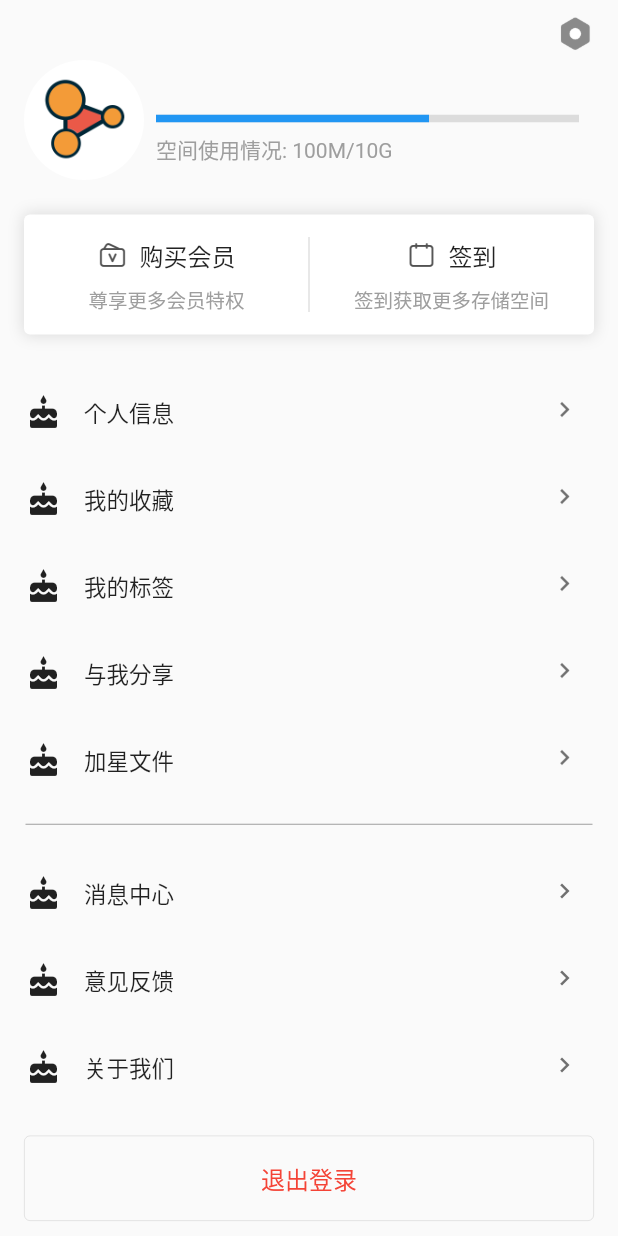
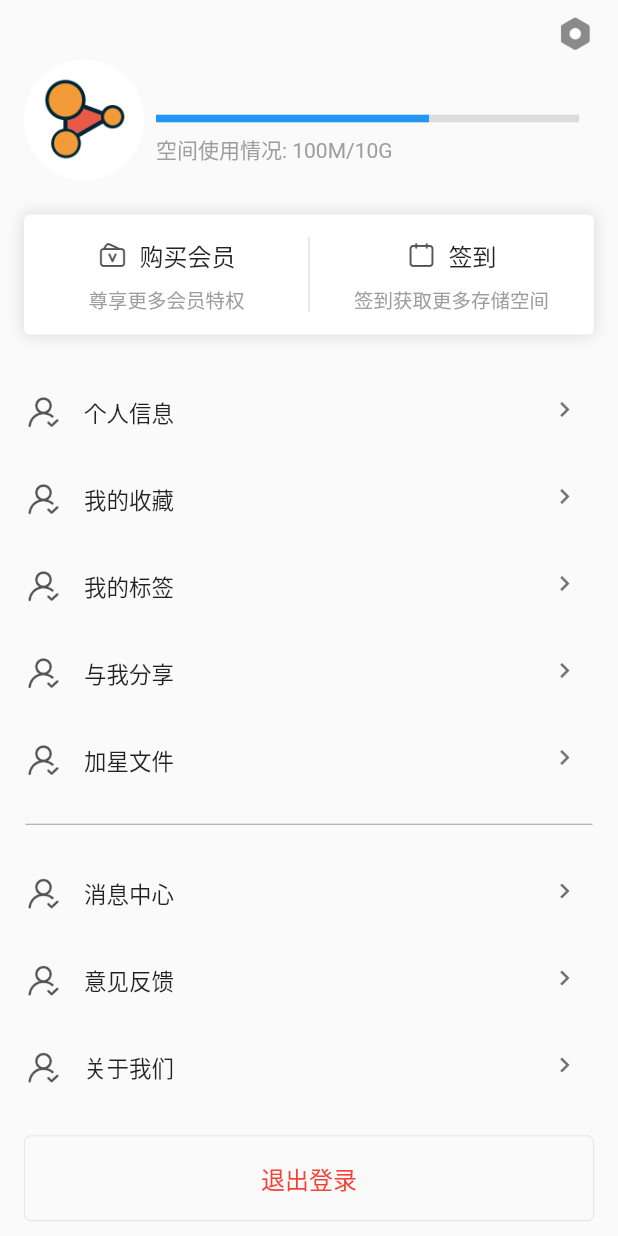
Before and after one commit to hatjs880328s/IICoprationCrossPlt, a Flutter app: the PersonCenter screen opened directly, on a phone screen of 412 x 824 dp. Run offline on Flutter 3.47's test engine with Material 2 defaults, Android fonts, the phone set to English and light mode, and no system bars; our stand-ins replace convert, dio, fluttertoast, matcher, shared_preferences and 1 more; missing offline and left inert: aspectd, dart:ffi, fish_redux, mailer2, quill_delta, sharesdk_plugin and 1 more; accounts and stored records are empty; generated files the repository leaves out were written again.

Commit message:
版本:
更新内容：

Author: Noah_shan

```diff
--- a/rebuild_flutter/lib/USL/FolderPage/folderpagecell.dart
+++ b/rebuild_flutter/lib/USL/FolderPage/folderpagecell.dart
@@ -26,7 +26,7 @@ class FolderPageCell extends StatelessWidget {
             padding: EdgeInsets.fromLTRB(0, 0, 0, 4),
             child: Row(
               children: <Widget>[
-                Image(image: AssetImage("images/main_tab_bookstore.png"),),
+                Image(image: AssetImage("images/main_tab_bookstore.png"), height: 24, width: 24),
                 Container(width: 15),
                 Text(this.file.name,
                     style: TextStyle(fontSize: 17, color: Colors.black, fontFamily: NSNormalConfig.fontFamily)),
--- a/rebuild_flutter/lib/USL/PersonCenter/personcentercenterlist.dart
+++ b/rebuild_flutter/lib/USL/PersonCenter/personcentercenterlist.dart
@@ -28,7 +28,7 @@ class PersoncenterCenterList extends StatelessWidget {
                     children: <Widget>[
                       Row(
                         children: <Widget>[
-                          Icon(Icons.cake),
+                          Image(image: AssetImage('images/main_tab_person.png'), height: 24, width: 24),
                           SizedBox(width: 15),
                           Text(eachitem, style: TextStyle(fontSize: 15)),
                         ],
@@ -61,7 +61,7 @@ class PersoncenterCenterList extends StatelessWidget {
               Positioned(
                 child: Row(
                   children: <Widget>[
-                    Icon(Icons.cake),
+                    Image(image: AssetImage('images/main_tab_person.png'), height: 24, width: 24),
                     SizedBox(width: 15),
                     Text(eachitem, style: TextStyle(fontSize: 15)),
                   ],
@@ -89,7 +89,7 @@ class PersoncenterCenterList extends StatelessWidget {
               Positioned(
                 child: Row(
                   children: <Widget>[
-                    Icon(Icons.cake),
+                    Image(image: AssetImage('images/main_tab_person.png'), height: 24, width: 24),
                     SizedBox(width: 15),
                     Text(eachitem, style: TextStyle(fontSize: 15)),
                   ],
```
